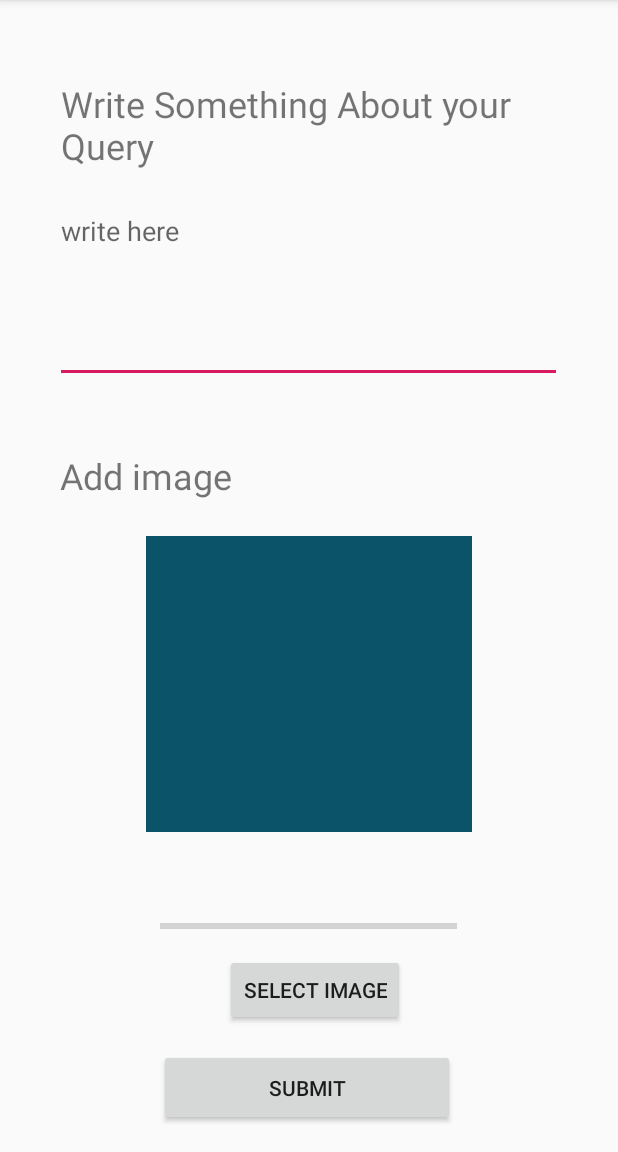
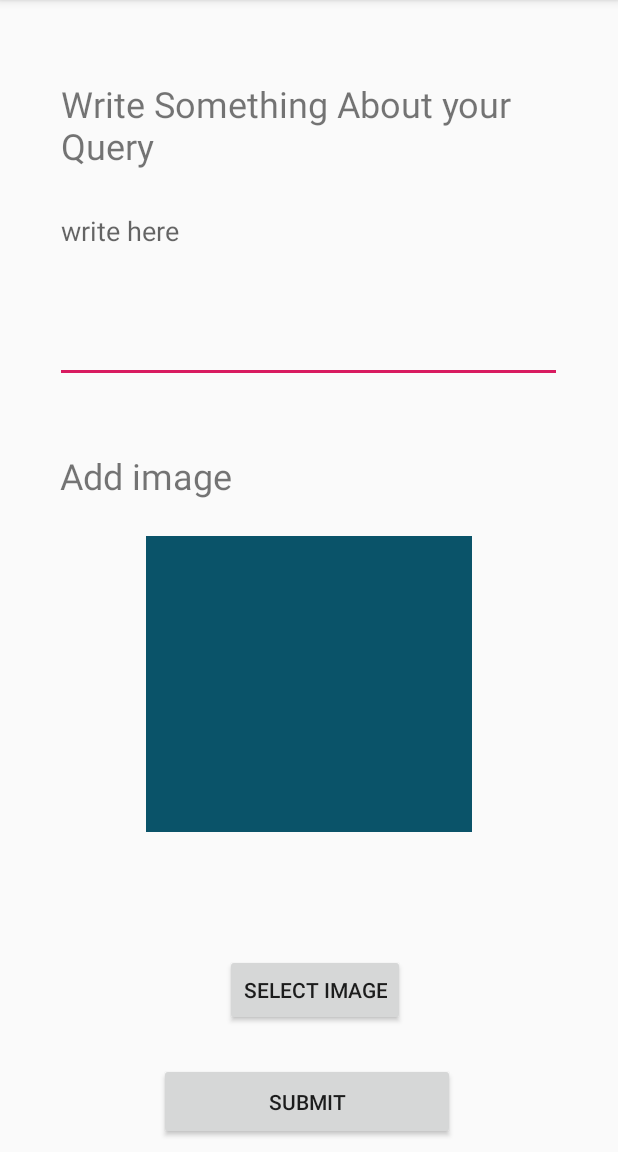
Before and after one commit to RajGorhekar/Prectify, an Android app: the RaiseQuery screen opened directly, with no data from a screen before it, on a phone screen of 412 x 824 dp, the part 84-1236 px from its top. Run offline under Robolectric (Android 15) with nearby library versions, the phone set to English and light mode, and no system bars; our stand-ins replace Firebase (no records; nobody signed in at launch, a user with empty details on screens opened directly).

Commit message:
some minor changes

```diff
--- a/app/src/main/AndroidManifest.xml
+++ b/app/src/main/AndroidManifest.xml
@@ -1,9 +1,8 @@
 <?xml version="1.0" encoding="utf-8"?>
 <manifest xmlns:android="http://schemas.android.com/apk/res/android"
     package="com.example.prectify">
-    <uses-permission android:name="android.permission.READ_EXTERNAL_STORAGE"/>
 
-
+    <uses-permission android:name="android.permission.READ_EXTERNAL_STORAGE" />
     <uses-permission android:name="android.permission.INTERNET" />
 
     <application
@@ -13,7 +12,7 @@
         android:roundIcon="@mipmap/ic_launcher_round"
         android:supportsRtl="true"
         android:theme="@style/AppTheme">
-        <activity android:name=".DetailActivity"></activity>
+        <activity android:name=".DetailActivity" />
         <activity
             android:name=".MainActivity"
             android:label="Prectify"
--- a/app/src/main/java/com/example/prectify/MyAdapter.java
+++ b/app/src/main/java/com/example/prectify/MyAdapter.java
@@ -38,8 +38,9 @@ public class MyAdapter extends RecyclerView.Adapter<UserViewHolder>{
         Glide.with(mContext).load(myUserList.get(i).getImage())
                 .into(userViewHolder.imageView);
        // userViewHolder.imageView.setImageResource( myUserList.get( i ).getImage() );
-        //userViewHolder.mTitle.setText( String.valueOf( myUserList.get( i ).getqTitle()) );
+        userViewHolder.mTitle.setText( String.valueOf( myUserList.get( i ).getqTitle()) );
         userViewHolder.mDescription.setText( String.valueOf( myUserList.get( i ).getqDescription() ));
+        userViewHolder.mTitle.setText(String.valueOf(myUserList.get(i).getqTitle()));
 
         userViewHolder.mCardView.setOnClickListener( new View.OnClickListener() {
             @Override
@@ -69,7 +70,7 @@ class UserViewHolder extends RecyclerView.ViewHolder {
         super( itemView );
 
         imageView= itemView.findViewById( R.id.ivImage );
-        //mTitle=itemView.findViewById( R.id.tvTitle );
+        mTitle=itemView.findViewById( R.id.tvTitle );
         mDescription=itemView.findViewById( R.id.tvDescription );
         mseen=itemView.findViewById( R.id.cbDone );
         mCardView=itemView.findViewById( R.id.mycardView );
--- a/app/src/main/java/com/example/prectify/StuRegister.java
+++ b/app/src/main/java/com/example/prectify/StuRegister.java
@@ -35,6 +35,7 @@ public class StuRegister extends AppCompatActivity {
         etemailId=(EditText) findViewById( R.id.editText11 );
         etpwd=(EditText)findViewById( R.id.editText12);
         pgb = (ProgressBar)findViewById( R.id.progressBar2 );
+        pgb.setVisibility( View.INVISIBLE );
         sr=getSharedPreferences("srlogin",MODE_PRIVATE);
         if(sr.getBoolean("srlogged",true)){
             goToMainActivity();
--- a/app/src/main/res/layout/activity_detail.xml
+++ b/app/src/main/res/layout/activity_detail.xml
@@ -35,4 +35,8 @@
         android:textSize="19sp"
         android:id="@+id/txtdescription"/>
 
+    <androidx.constraintlayout.widget.Group
+        android:layout_width="match_parent"
+        android:layout_height="wrap_content"/>
+
 </LinearLayout>
--- a/app/src/main/res/layout/activity_raise_query.xml
+++ b/app/src/main/res/layout/activity_raise_query.xml
@@ -61,23 +61,7 @@
         app:layout_constraintTop_toBottomOf="@+id/editText5"
         app:layout_constraintVertical_bias="0.08" />
 
-    <ProgressBar
-        android:id="@+id/progressBar"
-        style="?android:attr/progressBarStyleHorizontal"
-        android:layout_width="198dp"
-        android:layout_height="23dp"
-        android:layout_marginStart="8dp"
-        android:layout_marginLeft="8dp"
-        android:layout_marginTop="8dp"
-        android:layout_marginEnd="8dp"
-        android:layout_marginRight="8dp"
-        android:layout_marginBottom="8dp"
-        app:layout_constraintBottom_toBottomOf="parent"
-        app:layout_constraintEnd_toEndOf="parent"
-        app:layout_constraintHorizontal_bias="0.497"
-        app:layout_constraintStart_toStartOf="parent"
-        app:layout_constraintTop_toBottomOf="@+id/textView7"
-        app:layout_constraintVertical_bias="0.666" />
+
 
     <ImageView
         android:id="@+id/imageView2"
--- a/app/src/main/res/layout/recycler_row_item.xml
+++ b/app/src/main/res/layout/recycler_row_item.xml
@@ -10,7 +10,9 @@
             android:layout_width="match_parent"
             android:layout_height="250dp"
             android:layout_margin="4dp"
-            app:cardUseCompatPadding="true">
+            app:cardUseCompatPadding="true"
+            app:cardCornerRadius="16dp"
+            >
 
             <LinearLayout
                 android:layout_width="match_parent"
@@ -73,7 +75,7 @@
                             android:id="@+id/cbDone"
                             android:layout_width="match_parent"
                             android:layout_height="66dp"
-                            android:text="Seen"
+                            android:text="@string/status"
                             android:textAlignment="center"
                             android:textColor="#FFD81B60"
                             android:textSize="38sp"
--- a/app/src/main/res/menu/activity_main_drawer.xml
+++ b/app/src/main/res/menu/activity_main_drawer.xml
@@ -23,6 +23,10 @@
         <menu>
             <item
                 android:id="@+id/nav_share"
+                android:icon="@drawable/ic_menu_share"
+                android:title="Share" />
+            <item
+                android:id="@+id/nav_contact"
                 android:icon="@drawable/ic_menu_contact"
                 android:title="Contact Us" />
             <item
--- a/app/src/main/res/menu/main.xml
+++ b/app/src/main/res/menu/main.xml
@@ -5,7 +5,7 @@
         android:id="@+id/action_add"
         android:orderInCategory="100"
         android:title="Add a Query"
-        android:icon="@drawable/ic_action_add"
+        android:icon="@drawable/aaaaa"
         app:showAsAction="ifRoom" />
     <item
         android:id="@+id/action_settings"
--- a/app/src/main/res/values/colors.xml
+++ b/app/src/main/res/values/colors.xml
@@ -3,4 +3,5 @@
     <color name="colorPrimary">#0A5369</color>
     <color name="colorPrimaryDark">#00574B</color>
     <color name="colorAccent">#D81B60</color>
+
 </resources>
--- a/app/src/main/res/values/strings.xml
+++ b/app/src/main/res/values/strings.xml
@@ -104,4 +104,9 @@
     <string name="menu_tools">Tools</string>
     <string name="menu_share">Share</string>
     <string name="menu_send">Send</string>
+    <string name="tve_email"> Email :</string>
+    <string name="uid"> UID : </string>
+    <string name="status">status </string>
+    <string name="title_activity_deleteme">deleteme</string>
+
 </resources>
```
Also changed, not shown: app/src/main/java/com/example/prectify/MainActivity.java (+47 -6 lines), app/src/main/java/com/example/prectify/QueryType.java (+11 -1 lines), app/src/main/java/com/example/prectify/RaiseQuery.java (+38 -10 lines), app/src/main/java/com/example/prectify/UserData.java (+7 -2 lines), app/src/main/res/layout/content_main.xml (+14 -9 lines), app/src/main/res/layout/nav_header_main.xml (+5 -5 lines).
